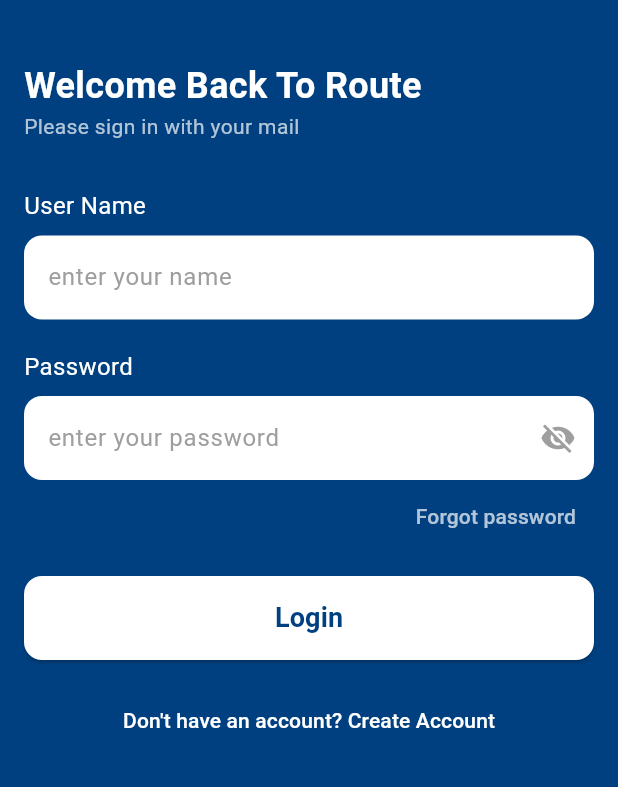
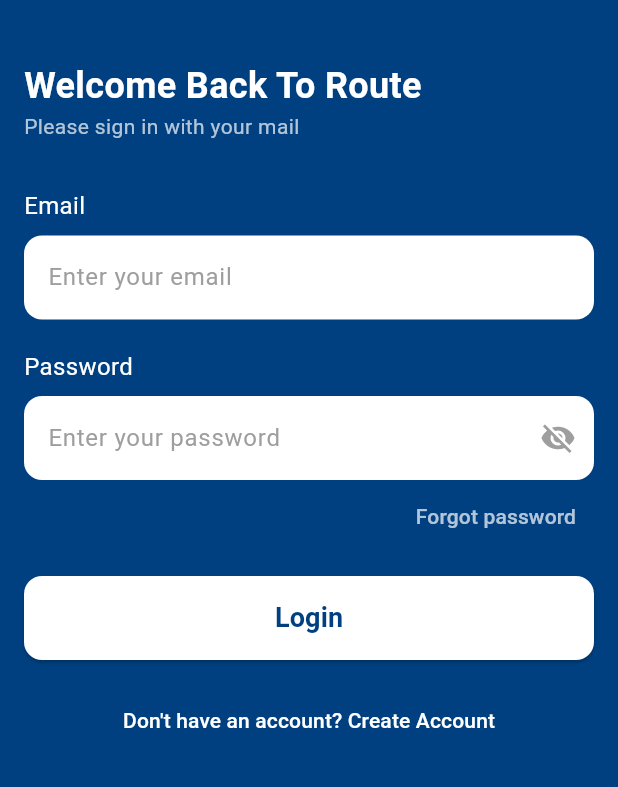
Before and after one commit to gehadmohamed18790-tech/vexa-app, a Flutter app: the LoginScreen screen opened directly, on a phone screen of 412 x 824 dp, the part 185-972 px from its top. Run offline on Flutter 3.47's test engine with Material 3 defaults, Android fonts, the phone set to English and light mode, and no system bars; our stand-ins replace dio, flutter_bloc, shared_preferences; accounts and stored records are empty; network calls fail.

Commit message:
Add new updates to the app

```diff
--- a/lib/core/storage/cach_helper.dart
+++ b/lib/core/storage/cach_helper.dart
@@ -3,7 +3,7 @@ import 'package:shared_preferences/shared_preferences.dart';
 class CacheHelper {
   static late SharedPreferences sharedPreferences;
 
-  static init() async {
+  static Future<void> init() async {
     sharedPreferences = await SharedPreferences.getInstance();
   }
 
--- a/lib/features/auth/cubit/auth_cubit.dart
+++ b/lib/features/auth/cubit/auth_cubit.dart
@@ -1,4 +1,6 @@
 import 'package:flutter_bloc/flutter_bloc.dart';
+
+import 'package:mywalletapp/core/storage/cach_helper.dart';
 import '../data/data sources/auth_api_service.dart';
 import 'auth_state.dart';
 
@@ -9,8 +11,12 @@ class AuthCubit extends Cubit<AuthState> {
 
   Future<void> login(String email, String password) async {
     emit(AuthLoading());
+
     try {
       final user = await _apiService.login(email, password);
+
+      await CacheHelper.saveData(key: "user", value: user.token);
+      print("user.token ${user.token}");
       emit(AuthSuccess(user));
     } catch (e) {
       emit(AuthError(e.toString()));
--- a/lib/features/auth/presentation/login_screen.dart
+++ b/lib/features/auth/presentation/login_screen.dart
@@ -1,12 +1,71 @@
 import 'package:flutter/material.dart';
-import 'package:mywalletapp/features/home/presentation/home_screen.dart';
+import 'package:flutter_bloc/flutter_bloc.dart';
+
+import 'package:mywalletapp/features/auth/cubit/auth_cubit.dart';
+import 'package:mywalletapp/features/auth/cubit/auth_state.dart';
+import 'package:mywalletapp/features/auth/data/data sources/auth_api_service.dart';
+import 'package:mywalletapp/features/home/presentation/main_tabs_screen.dart';
+
 import 'sign_in.dart';
 
-class LoginScreen extends StatelessWidget {
+class LoginScreen extends StatefulWidget {
   const LoginScreen({super.key});
 
   @override
+  State<LoginScreen> createState() => _LoginScreenState();
+}
+
+class _LoginScreenState extends State<LoginScreen> {
+  final TextEditingController emailController = TextEditingController();
+  final TextEditingController passwordController = TextEditingController();
+
+  bool obscurePassword = true;
+
+  @override
+  void dispose() {
+    emailController.dispose();
+    passwordController.dispose();
+    super.dispose();
+  }
+
+  void login(BuildContext context) {
+    final email = emailController.text.trim();
+    final password = passwordController.text.trim();
+
+    if (email.isEmpty || password.isEmpty) {
+      ScaffoldMessenger.of(context).showSnackBar(
+        const SnackBar(
+          content: Text('Please enter email and password'),
+        ),
+      );
+      return;
+    }
+
+    context.read<AuthCubit>().login(email, password);
+  }
+
+  @override
   Widget build(BuildContext context) {
+    return BlocProvider(
+      create: (_) => AuthCubit(AuthApiService()),
+      child: BlocConsumer<AuthCubit, AuthState>(
+        listener: (context, state) {
+          if (state is AuthSuccess) {
+            Navigator.pushReplacement(
+              context,
+              MaterialPageRoute(
+                builder: (context) => const MainTabsScreen(),
+              ),
+            );
+          } else if (state is AuthError) {
+            ScaffoldMessenger.of(context).showSnackBar(
+              SnackBar(
+                content: Text(state.message),
+              ),
+            );
+          }
+        },
+        builder: (context, state) {
           return Scaffold(
             backgroundColor: const Color(0xFF004080),
             body: SafeArea(
@@ -16,13 +75,16 @@ class LoginScreen extends StatelessWidget {
                   crossAxisAlignment: CrossAxisAlignment.start,
                   children: [
                     const SizedBox(height: 40),
+
                     Center(
                       child: Image.asset(
                         'assets/route_logo.png',
                         width: 200,
                       ),
                     ),
+
                     const SizedBox(height: 40),
+
                     const Text(
                       'Welcome Back To Route',
                       style: TextStyle(
@@ -31,6 +93,7 @@ class LoginScreen extends StatelessWidget {
                         fontWeight: FontWeight.bold,
                       ),
                     ),
+
                     const Text(
                       'Please sign in with your mail',
                       style: TextStyle(
@@ -38,15 +101,24 @@ class LoginScreen extends StatelessWidget {
                         fontSize: 14,
                       ),
                     ),
+
                     const SizedBox(height: 32),
+
                     const Text(
-                'User Name',
-                style: TextStyle(color: Colors.white, fontSize: 16),
+                      'Email',
+                      style: TextStyle(
+                        color: Colors.white,
+                        fontSize: 16,
                       ),
+                    ),
+
                     const SizedBox(height: 8),
+
                     TextField(
+                      controller: emailController,
+                      keyboardType: TextInputType.emailAddress,
                       decoration: InputDecoration(
-                  hintText: 'enter your name',
+                        hintText: 'Enter your email',
                         hintStyle: const TextStyle(color: Colors.grey),
                         fillColor: Colors.white,
                         filled: true,
@@ -56,26 +128,47 @@ class LoginScreen extends StatelessWidget {
                         ),
                       ),
                     ),
+
                     const SizedBox(height: 20),
+
                     const Text(
                       'Password',
-                style: TextStyle(color: Colors.white, fontSize: 16),
+                      style: TextStyle(
+                        color: Colors.white,
+                        fontSize: 16,
                       ),
+                    ),
+
                     const SizedBox(height: 8),
+
                     TextField(
-                obscureText: true,
+                      controller: passwordController,
+                      obscureText: obscurePassword,
                       decoration: InputDecoration(
-                  hintText: 'enter your password',
+                        hintText: 'Enter your password',
                         hintStyle: const TextStyle(color: Colors.grey),
                         fillColor: Colors.white,
                         filled: true,
-                  suffixIcon: const Icon(Icons.visibility_off, color: Colors.grey),
+                        suffixIcon: IconButton(
+                          icon: Icon(
+                            obscurePassword
+                                ? Icons.visibility_off
+                                : Icons.visibility,
+                            color: Colors.grey,
+                          ),
+                          onPressed: () {
+                            setState(() {
+                              obscurePassword = !obscurePassword;
+                            });
+                          },
+                        ),
                         border: OutlineInputBorder(
                           borderRadius: BorderRadius.circular(12),
                           borderSide: BorderSide.none,
                         ),
                       ),
                     ),
+
                     Align(
                       alignment: Alignment.centerRight,
                       child: TextButton(
@@ -86,16 +179,16 @@ class LoginScreen extends StatelessWidget {
                         ),
                       ),
                     ),
+
                     const SizedBox(height: 16),
+
                     SizedBox(
                       width: double.infinity,
                       height: 56,
                       child: ElevatedButton(
-                  onPressed: () {Navigator.pushReplacement(
-    context,
-    MaterialPageRoute(builder: (context) => const HomeScreen()),
-  );
-},
+                        onPressed: state is AuthLoading
+                            ? null
+                            : () => login(context),
                         style: ElevatedButton.styleFrom(
                           backgroundColor: Colors.white,
                           foregroundColor: const Color(0xFF004080),
@@ -103,19 +196,35 @@ class LoginScreen extends StatelessWidget {
                             borderRadius: BorderRadius.circular(12),
                           ),
                         ),
-                  child: const Text(
+                        child: state is AuthLoading
+                            ? const SizedBox(
+                                width: 24,
+                                height: 24,
+                                child: CircularProgressIndicator(
+                                  strokeWidth: 2,
+                                  color: Color(0xFF004080),
+                                ),
+                              )
+                            : const Text(
                                 'Login',
-                    style: TextStyle(fontSize: 18, fontWeight: FontWeight.bold),
+                                style: TextStyle(
+                                  fontSize: 18,
+                                  fontWeight: FontWeight.bold,
                                 ),
                               ),
                       ),
+                    ),
+
                     const SizedBox(height: 16),
+
                     Center(
                       child: TextButton(
-                  onPressed: () { Navigator.push(
+                        onPressed: () {
+                          Navigator.push(
                             context,
-    MaterialPageRoute(builder: (context) => const RegisterScreen()),
-
+                            MaterialPageRoute(
+                              builder: (context) => const RegisterScreen(),
+                            ),
                           );
                         },
                         child: const Text(
@@ -129,5 +238,8 @@ class LoginScreen extends StatelessWidget {
               ),
             ),
           );
+        },
+      ),
+    );
   }
 }
--- a/lib/features/home/presentation/home_screen.dart
+++ b/lib/features/home/presentation/home_screen.dart
@@ -1,6 +1,6 @@
 import 'package:flutter/material.dart';
 import 'package:flutter_bloc/flutter_bloc.dart';
-import 'package:mywalletapp/features/home/cubit/favorites_cubit.dart';
+//import 'package:mywalletapp/features/home/cubit/favorites_cubit.dart';
 import '../cubit/home_cubit.dart';
 import '../cubit/home_state.dart';
 import 'product_details_view.dart';
```
Also changed, not shown: lib/features/home/presentation/splash_screen.dart (+11 -3 lines). Lines whose indentation alone changed are shown as unchanged.
